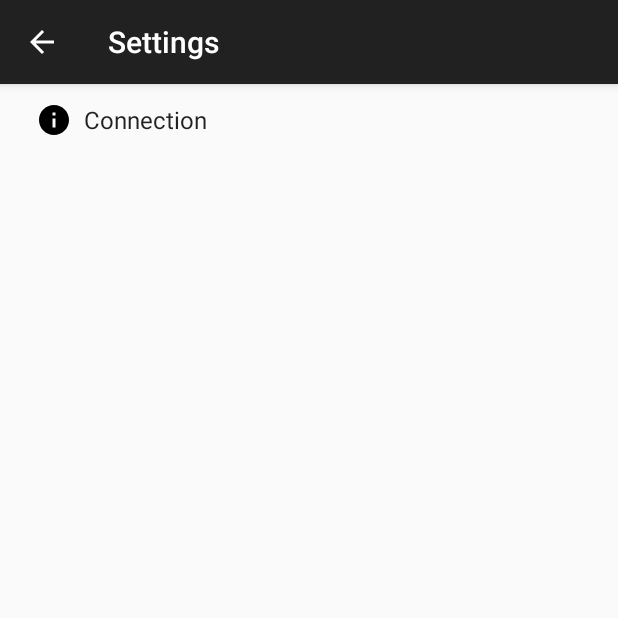
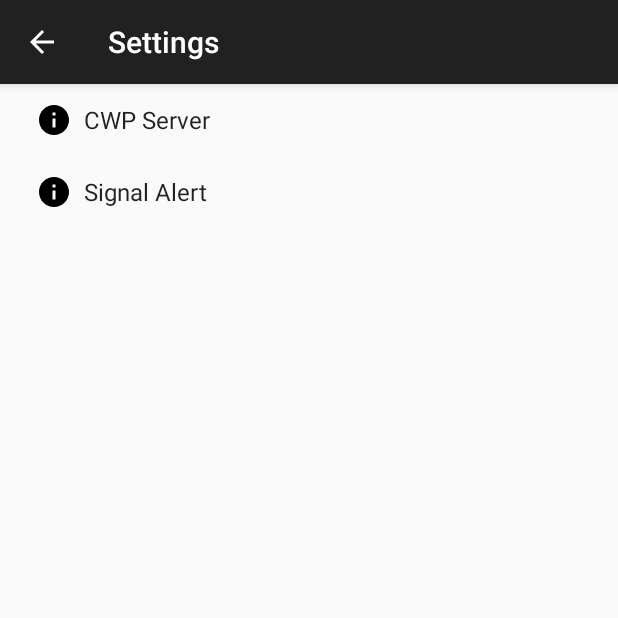
Before and after one commit to awaisiosdev/cwp-client, an Android app: the screen it shows after launch (SettingsActivity), in the options menu, after a tap on "Settings", on a phone screen of 412 x 824 dp, the top half of it. Run offline under Robolectric (Android 15) with nearby library versions, the phone set to English and light mode, and no system bars.

Commit message:
Added Signal alert settings preferences UI
- Some code refactor.
- App now disconnects from the server when app goes into background state.

```diff
--- a/app/src/main/java/esde06/tol/oulu/fi/ControlFragment.java
+++ b/app/src/main/java/esde06/tol/oulu/fi/ControlFragment.java
@@ -39,6 +39,8 @@ public class ControlFragment extends Fragment implements View.OnTouchListener, T
     private String serverPortKey;
     private String connectionFrequencyKey;
 
+    private Boolean autoConnect = true;
+
     public ControlFragment() {
     }
 
@@ -71,6 +73,19 @@ public class ControlFragment extends Fragment implements View.OnTouchListener, T
         frequencyValue.setText(preferences.getString(connectionFrequencyKey, "-1"));
 
         return fragmentLayout;
+    }
+
+    @Override
+    public void onStart() {
+        super.onStart();
+    }
+
+    @Override
+    public void onStop() {
+        super.onStop();
+        if (control.isConnected()){
+            disconnect();
+        }
     }
 
     @Override
@@ -121,7 +136,9 @@ public class ControlFragment extends Fragment implements View.OnTouchListener, T
         String frequency = preferences.getString(connectionFrequencyKey, "-1");
 
         Log.d(TAG, "Connect to protocol server request initiated.");
-        Log.d(TAG, "Connecting to " + serverAddress + ":" + serverPort + " at frequency: " + frequency);
+        String message = "Connecting to " + serverAddress + ":" + serverPort + " at frequency: " + frequency;
+        Log.d(TAG, message);
+        showToast(message);
 
         control.connect(serverAddress, Integer.parseInt(serverPort), Integer.parseInt(frequency));
     }
@@ -153,15 +170,11 @@ public class ControlFragment extends Fragment implements View.OnTouchListener, T
         Log.d(TAG, "Received protocol event : " + msg.event.name());
         if (msg.event == CWPEvent.EConnected || msg.event == CWPEvent.EDisconnected){
             int textId = msg.event == CWPEvent.EConnected ? R.string.Connected : R.string.Disconnected;
-            Toast.makeText(getActivity().getApplicationContext(),
-                    getString(textId),
-                    Toast.LENGTH_SHORT).show();
+            showToast(getString(textId));
         }
         connectionSwitch.setChecked(control.isConnected());
         if (msg.event == CWPEvent.EChangedFrequency) {
-            Toast.makeText(getActivity().getApplicationContext(),
-                    "Frequency Changed",
-                    Toast.LENGTH_SHORT).show();
+            showToast("Frequency changed");
         }
     }
 
@@ -174,4 +187,10 @@ public class ControlFragment extends Fragment implements View.OnTouchListener, T
             }
         }
     }
+
+    private void showToast(String message){
+        Toast.makeText(getActivity().getApplicationContext(),
+                message,
+                Toast.LENGTH_SHORT).show();
+    }
 }
--- a/app/src/main/java/esde06/tol/oulu/fi/MainActivity.java
+++ b/app/src/main/java/esde06/tol/oulu/fi/MainActivity.java
@@ -17,7 +17,6 @@ import android.view.MenuItem;
 import esde06.tol.oulu.fi.cwprotocol.CWPControl;
 import esde06.tol.oulu.fi.cwprotocol.CWPMessaging;
 import esde06.tol.oulu.fi.model.CWPModel;
-import esde06.tol.oulu.fi.CWPProvider;
 
 public class MainActivity extends AppCompatActivity implements CWPProvider {
 
@@ -42,7 +41,8 @@ public class MainActivity extends AppCompatActivity implements CWPProvider {
         mViewPager.setAdapter(mSectionsPagerAdapter);
 
         cwpModel = new CWPModel();
-        PreferenceManager.setDefaultValues(this, R.xml.pref_general, false);
+        PreferenceManager.setDefaultValues(this, R.xml.pref_cwpserver, false);
+        PreferenceManager.setDefaultValues(this, R.xml.pref_signal_alert, false);
     }
 
     @Override
--- a/app/src/main/res/values/strings.xml
+++ b/app/src/main/res/values/strings.xml
@@ -7,14 +7,23 @@
     <string name="title_activity_settings">Settings</string>
     <string name="change">CHANGE</string>
 
-    <!-- Connection settings -->
-    <string name="pref_header_general">Connection</string>
+    <!-- CWP Server settings -->
+    <string name="pref_header_cwpserver">CWP Server</string>
     <string name="pref_server_address_title">Server Address</string>
     <string name="pref_server_port_title">Server Port</string>
     <string name="pref_connection_frequency_title">Frequency</string>
 
+    <!-- Signal Alert Settings -->
+    <string name="pref_header_alert">Signal Alert</string>
+    <string name="pref_alert_beep_title">Enable Beep</string>
+    <string name="pref_alert_beep_summary">The client generates a beep whenever line is set UP by the user or server.</string>
+    <string name="pref_alert_beep_volume">Beep Volume</string>
+    <string name="pref_alert_beep_volume_summary">Set beep volume between 0 and 100.</string>
+
     <string name="pref_key_server_address">server_address</string>
     <string name="pref_key_connection_frequency">connection_frequency</string>
     <string name="pref_key_server_port">server_port</string>
+    <string name="pref_key_signal_beep_mute">signal_beep_mute</string>
+    <string name="pref_key_signal_beep_volume">signal_beep_volume</string>
 
 </resources>
--- a/app/src/main/res/xml/pref_headers.xml
+++ b/app/src/main/res/xml/pref_headers.xml
@@ -2,8 +2,14 @@
 
     <!-- These settings headers are only used on tablets. -->
     <header
-        android:fragment="esde06.tol.oulu.fi.SettingsActivity$GeneralPreferenceFragment"
+        android:fragment="esde06.tol.oulu.fi.SettingsActivity$ConnectionPreferenceFragment"
         android:icon="@drawable/ic_info_black_24dp"
-        android:title="@string/pref_header_general"
+        android:title="@string/pref_header_cwpserver"
+        />
+
+    <header
+        android:fragment="esde06.tol.oulu.fi.SettingsActivity$SignalAlertPreferenceFragment"
+        android:icon="@drawable/ic_info_black_24dp"
+        android:title="@string/pref_header_alert"
         />
 </preference-headers>
--- /dev/null
+++ b/app/src/main/res/xml/pref_signal_alert.xml
@@ -0,0 +1,18 @@
+<?xml version="1.0" encoding="utf-8"?>
+<PreferenceScreen xmlns:android="http://schemas.android.com/apk/res/android">
+
+    <SwitchPreference
+        android:key="@string/pref_key_signal_beep_mute"
+        android:title="@string/pref_alert_beep_title"
+        android:summary="@string/pref_alert_beep_summary"
+        android:defaultValue="false"
+        />
+
+    <SeekBarPreference
+        android:key="@string/pref_key_signal_beep_volume"
+        android:title="@string/pref_alert_beep_volume"
+        android:summary="@string/pref_alert_beep_volume_summary"
+        android:max="100"
+        android:defaultValue="50" />
+
+</PreferenceScreen>
```
Also changed, not shown: app/src/main/java/esde06/tol/oulu/fi/SettingsActivity.java (+24 -11 lines), app/src/main/res/xml/pref_cwpserver.xml (renamed from app/src/main/res/xml/pref_general.xml).
